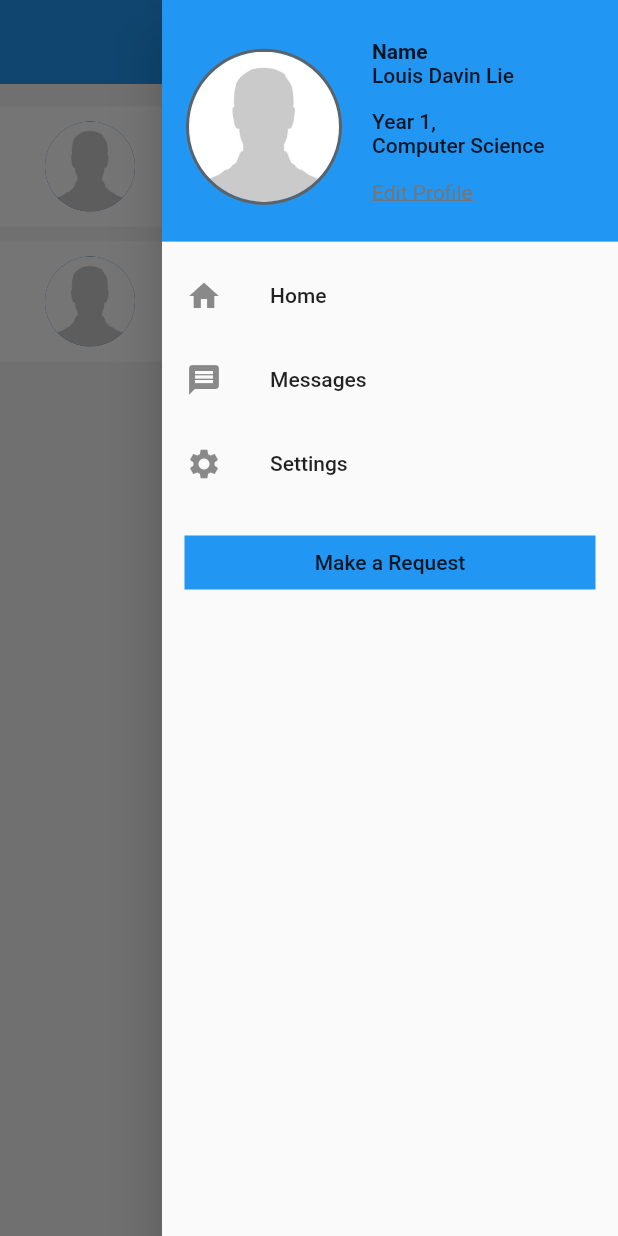
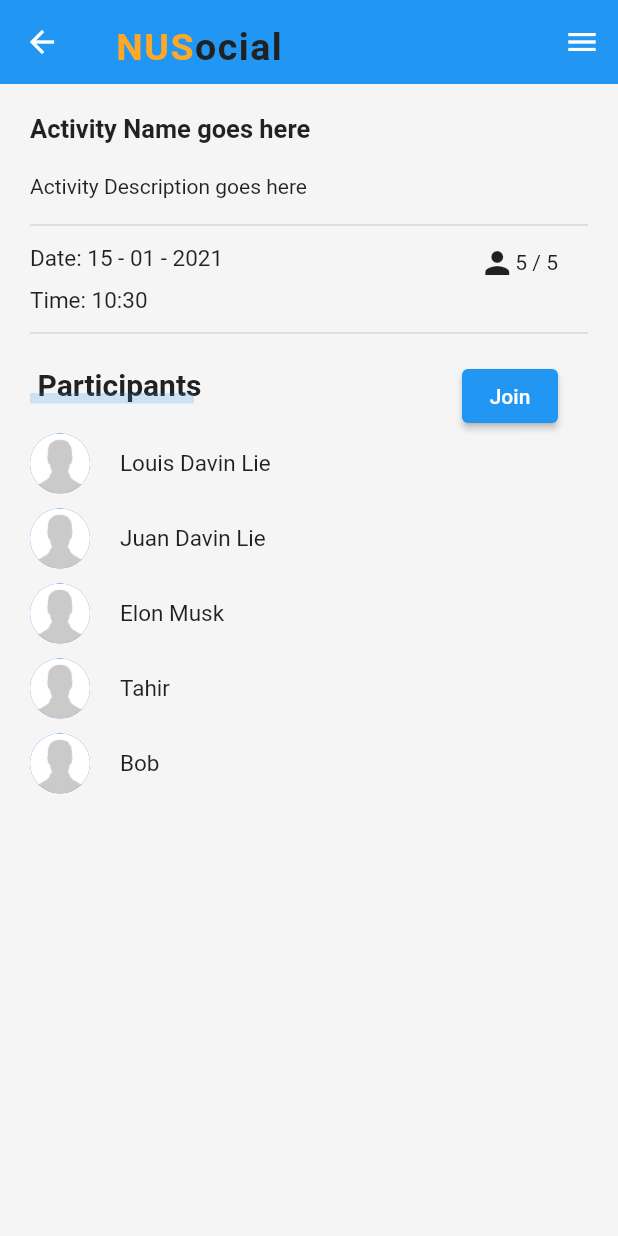
Before and after one commit to juandavinlie/nusocial, a Flutter app: the MessagesScreen screen opened by its route, in the side drawer, after a tap on "Settings", on a phone screen of 412 x 824 dp. Run offline on Flutter 3.47's test engine with Material 2 defaults, Android fonts, the phone set to English and light mode, and no system bars; our stand-ins replace cloud_firestore; accounts and stored records are empty.

Commit message:
request details

```diff
--- a/lib/main.dart
+++ b/lib/main.dart
@@ -1,6 +1,7 @@
 import 'package:flutter/material.dart';
 import 'package:nusocial/screens/home.dart';
 import 'package:nusocial/screens/messages.dart';
+import 'package:nusocial/screens/request_details.dart';
 
 void main() {
   runApp(MyApp());
@@ -11,6 +12,7 @@ class MyApp extends StatelessWidget {
   @override
   Widget build(BuildContext context) {
     return MaterialApp(
+      debugShowCheckedModeBanner: false,
       title: 'Flutter Demo',
       theme: ThemeData(
         scaffoldBackgroundColor: Colors.grey[100],
@@ -33,6 +35,7 @@ class MyApp extends StatelessWidget {
       routes: {
         '/': (context) => HomeScreen(),
         '/messages': (context) => MessagesScreen(),
+        '/details': (context) => RequestDetails(),
       },
     );
   }
--- a/lib/screens/components/custom_drawer.dart
+++ b/lib/screens/components/custom_drawer.dart
@@ -105,7 +105,13 @@ class CustomDrawer extends StatelessWidget {
           ListTile(
             leading: Icon(Icons.settings),
             title: Text('Settings'),
-            onTap: () {},
+            onTap: () {
+              if (ModalRoute.of(context).settings.name == '/details') {
+                Navigator.pop(context);
+              } else {
+                Navigator.pushReplacementNamed(context, '/details');
+              }
+            },
           ),
           ListTile(
             contentPadding: EdgeInsets.fromLTRB(15, 10, 15, 10),
--- a/lib/screens/messages.dart
+++ b/lib/screens/messages.dart
@@ -16,6 +16,8 @@ class _MessagesScreenState extends State<MessagesScreen> {
       appBar: PreferredSize(
         child: AppBarWithoutSearch(
           autoImplyLeading: false,
+          text1: 'NUS',
+          text2: 'ocial',
         ),
         preferredSize: Size.fromHeight(kToolbarHeight),
       ),
--- a/lib/screens/new_request.dart
+++ b/lib/screens/new_request.dart
@@ -26,7 +26,11 @@ class _NewRequestState extends State<NewRequest> {
   Widget build(BuildContext context) {
     return Scaffold(
       appBar: PreferredSize(
-        child: AppBarWithoutSearch(autoImplyLeading: true),
+        child: AppBarWithoutSearch(
+          autoImplyLeading: true,
+          text1: 'NUS',
+          text2: 'ocial',
+        ),
         preferredSize: Size.fromHeight(kToolbarHeight),
       ),
       body: Padding(
@@ -104,8 +108,19 @@ class _NewRequestState extends State<NewRequest> {
                     autofocus: false,
                     child: Text('Request'),
                     onPressed: () async {
-                      int millisecondsSinceEpoch = DateTime(pickedDate.year, pickedDate.month, pickedDate.day, time.hour, time.minute).millisecondsSinceEpoch;
-                      await DatabaseService().updateRequest(dropdownValue, eventName, millisecondsSinceEpoch, eventDescription, 10);
+                      int millisecondsSinceEpoch = DateTime(
+                              pickedDate.year,
+                              pickedDate.month,
+                              pickedDate.day,
+                              time.hour,
+                              time.minute)
+                          .millisecondsSinceEpoch;
+                      await DatabaseService().updateRequest(
+                          dropdownValue,
+                          eventName,
+                          millisecondsSinceEpoch,
+                          eventDescription,
+                          10);
                       Navigator.pushReplacementNamed(context, '/');
                     },
                   ))
@@ -135,8 +150,7 @@ class _NewRequestState extends State<NewRequest> {
             maxLines: 11,
             decoration: InputDecoration(
               border: OutlineInputBorder(
-                          borderRadius:
-                              BorderRadius.all(Radius.circular(10))),
+                  borderRadius: BorderRadius.all(Radius.circular(10))),
               hintText: "Please write the event description.",
             ),
             autofocus: false,
@@ -201,8 +215,14 @@ class _NewRequestState extends State<NewRequest> {
             child: DropdownButton(
               value: dropdownValue,
               icon: Icon(Icons.arrow_downward),
-              items: <String>['Select', 'Academics', 'Activities', 'Gaming', 'Hackathons', 'Others']
-                  .map<DropdownMenuItem<String>>((String value) {
+              items: <String>[
+                'Select',
+                'Academics',
+                'Activities',
+                'Gaming',
+                'Hackathons',
+                'Others'
+              ].map<DropdownMenuItem<String>>((String value) {
                 return DropdownMenuItem<String>(
                   value: value,
                   child: Text(value),
--- /dev/null
+++ b/lib/screens/request_details.dart
@@ -0,0 +1,259 @@
+import 'package:flutter/material.dart';
+import 'package:nusocial/constants.dart';
+import 'package:nusocial/screens/components/appbar_without_search.dart';
+import 'package:nusocial/screens/components/body.dart';
+import 'package:nusocial/screens/components/custom_drawer.dart';
+
+class RequestDetails extends StatefulWidget {
+  @override
+  _RequestDetailsState createState() => _RequestDetailsState();
+}
+
+class _RequestDetailsState extends State<RequestDetails> {
+  @override
+  Widget build(BuildContext context) {
+    return Scaffold(
+      endDrawer: CustomDrawer(),
+      appBar: PreferredSize(
+        preferredSize: Size.fromHeight(kToolbarHeight),
+        child: AppBarWithoutSearch(
+          autoImplyLeading: true,
+          text1: 'NUS',
+          text2: 'ocial',
+        ),
+      ),
+      body: Padding(
+        padding: const EdgeInsets.all(kDefaultPadding),
+        child: SingleChildScrollView(
+          child: Column(
+            crossAxisAlignment: CrossAxisAlignment.start,
+            children: [
+              // buildProfileSection(),
+              // Divider(
+              //   thickness: 1,
+              // ),
+              buildActivityDetails(),
+              Divider(
+                thickness: 1,
+              ),
+              Stack(
+                children: [
+                  Positioned(
+                    top: 10,
+                    right: kDefaultPadding,
+                    child: ElevatedButton(
+                      child: Text('Join'),
+                      onPressed: () {},
+                    ),
+                  ),
+                  Column(
+                    crossAxisAlignment: CrossAxisAlignment.start,
+                    children: [
+                      Subtitle(
+                        text: 'Participants',
+                      ),
+                      Participant(
+                        fullName: 'Louis Davin Lie',
+                      ),
+                      Participant(fullName: 'Juan Davin Lie'),
+                      Participant(
+                        fullName: 'Elon Musk',
+                      ),
+                      Participant(
+                        fullName: 'Tahir',
+                      ),
+                      Participant(
+                        fullName: 'Bob',
+                      ),
+                    ],
+                  ),
+                ],
+              )
+            ],
+          ),
+        ),
+      ),
+    );
+  }
+
+  Container buildActivityDetails() {
+    return Container(
+      child: Column(
+        crossAxisAlignment: CrossAxisAlignment.start,
+        children: [
+          Container(
+            margin: EdgeInsets.only(bottom: 10),
+            child: Text(
+              'Activity Name goes here',
+              textAlign: TextAlign.justify,
+              style: TextStyle(
+                fontWeight: FontWeight.bold,
+                fontSize: 17,
+              ),
+            ),
+          ),
+          Container(
+            margin: EdgeInsets.only(top: 10, bottom: 10),
+            child: Text(
+              'Activity Description goes here',
+              textAlign: TextAlign.justify,
+            ),
+          ),
+          Divider(
+            thickness: 1,
+          ),
+          buildDetails()
+        ],
+      ),
+    );
+  }
+
+  Stack buildDetails() {
+    return Stack(
+          children: [
+            Container(
+              child: Row(
+                children: [
+                  Column(
+                    crossAxisAlignment: CrossAxisAlignment.start,
+                    children: [
+                      Container(
+                        margin: EdgeInsets.only(top: 5, bottom: 5),
+                        child: Text(
+                          'Date: 15 - 01 - 2021',
+                          style: TextStyle(
+                            fontSize: 15,
+                          ),
+                        ),
+                      ),
+                      Container(
+                        margin: EdgeInsets.only(top: 5, bottom: 5),
+                        child: Text(
+                          'Time: 10:30',
+                          style: TextStyle(
+                            fontSize: 15,
+                          ),
+                        ),
+                      ),
+                    ],
+                  )
+                ],
+              ),
+            ),
+            Positioned(
+              right: kDefaultPadding,
+              child: Container(
+                margin: EdgeInsets.only(top: 5, bottom: 5),
+                child: Row(
+                  children: [
+                    Container(
+                      child: Icon(Icons.person),
+                    ),
+                    Container(
+                      child: Text('5 / 5'),
+                    ),
+                  ],
+                ),
+              ),
+            ),
+          ],
+        );
+  }
+
+  Container buildProfileSection() {
+    return Container(
+      margin: EdgeInsets.only(bottom: 10),
+      child: Stack(
+        children: [
+          Row(
+            crossAxisAlignment: CrossAxisAlignment.start,
+            children: [
+              Container(
+                margin: EdgeInsets.only(right: kDefaultPadding),
+                child: CircleAvatar(
+                  backgroundImage: AssetImage('assets/anon.jpg'),
+                  radius: 50,
+                ),
+              ),
+              Container(
+                child: Column(
+                  crossAxisAlignment: CrossAxisAlignment.start,
+                  children: [
+                    Container(
+                      margin: EdgeInsets.only(top: 5, bottom: 5),
+                      child: Text(
+                        'Louis Davin Lie',
+                        style: TextStyle(
+                          fontWeight: FontWeight.bold,
+                          fontSize: 20,
+                        ),
+                      ),
+                    ),
+                    Container(
+                      margin: EdgeInsets.only(top: 5, bottom: 5),
+                      child: Text(
+                        'Year 1, Computer Science',
+                        style: TextStyle(fontSize: 17),
+                      ),
+                    ),
+                  ],
+                ),
+              ),
+            ],
+          ),
+          Positioned(
+            right: kDefaultPadding,
+            top: 70,
+            child: Container(
+              margin: EdgeInsets.only(top: 5, bottom: 5),
+              child: Row(
+                children: [
+                  Container(
+                    child: Icon(Icons.person),
+                  ),
+                  Container(
+                    child: Text('0 / 5'),
+                  ),
+                ],
+              ),
+            ),
+          ),
+        ],
+      ),
+    );
+  }
+}
+
+class Participant extends StatelessWidget {
+  const Participant({
+    Key key,
+    this.fullName,
+  }) : super(key: key);
+
+  final String fullName;
+
+  @override
+  Widget build(BuildContext context) {
+    return Container(
+      margin: EdgeInsets.only(top: 5, bottom: 5),
+      child: Row(
+        children: [
+          Container(
+            margin: EdgeInsets.only(right: kDefaultPadding),
+            child: CircleAvatar(
+              backgroundImage: AssetImage('assets/anon.jpg'),
+            ),
+          ),
+          Container(
+            child: Text(
+              fullName,
+              style: TextStyle(
+                fontSize: 15,
+              ),
+            ),
+          )
+        ],
+      ),
+    );
+  }
+}
```
Lines whose indentation alone changed are shown as unchanged.
